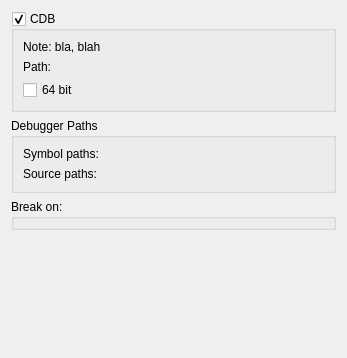
qt-creator/qt-creator, file src/plugins/debugger/cdb/cdboptionspagewidget.ui: the form before one commit.
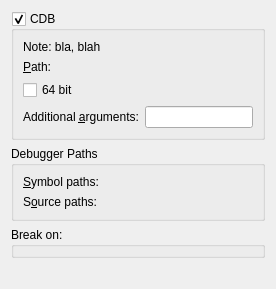
The form after the commit. Custom widgets are drawn as their Qt base class.

Commit message:
Debugger[CDB]: Add setting for additional command line arguments.
to CDB, allowing for extensions, etc.

Diff of the .ui file:
```diff
--- a/src/plugins/debugger/cdb/cdboptionspagewidget.ui
+++ b/src/plugins/debugger/cdb/cdboptionspagewidget.ui
@@ -1,15 +1,7 @@
 <?xml version="1.0" encoding="UTF-8"?>
 <ui version="4.0">
  <class>Debugger::Internal::CdbOptionsPageWidget</class>
- <widget class="QWidget" name="Debugger::Cdb::CdbOptionsPageWidget">
-  <property name="geometry">
-   <rect>
-    <x>0</x>
-    <y>0</y>
-    <width>347</width>
-    <height>358</height>
-   </rect>
-  </property>
+ <widget class="QWidget" name="Debugger::Internal::CdbOptionsPageWidget">
   <layout class="QVBoxLayout" name="verticalLayout">
    <item>
     <layout class="QHBoxLayout" name="horizontalLayout">
@@ -25,7 +17,10 @@
         <item row="1" column="0">
          <widget class="QLabel" name="pathLabel">
           <property name="text">
-           <string>Path:</string>
+           <string>&amp;Path:</string>
+          </property>
+          <property name="buddy">
+           <cstring>pathChooser</cstring>
           </property>
          </widget>
         </item>
@@ -39,7 +34,20 @@
           </property>
          </widget>
         </item>
-        <item row="2" column="0" colspan="2">
+        <item row="3" column="0">
+         <widget class="QLabel" name="additionalArgumentsLabel">
+          <property name="text">
+           <string>Additional &amp;arguments:</string>
+          </property>
+          <property name="buddy">
+           <cstring>additionalArgumentsLineEdit</cstring>
+          </property>
+         </widget>
+        </item>
+        <item row="3" column="1">
+         <widget class="QLineEdit" name="additionalArgumentsLineEdit"/>
+        </item>
+        <item row="2" column="0">
          <widget class="QCheckBox" name="is64BitCheckBox">
           <property name="text">
            <string>64 bit</string>
@@ -63,7 +71,10 @@
       <item row="0" column="0">
        <widget class="QLabel" name="symbolPathLabel">
         <property name="text">
-         <string>Symbol paths:</string>
+         <string>&amp;Symbol paths:</string>
+        </property>
+        <property name="buddy">
+         <cstring>symbolPathListEditor</cstring>
         </property>
        </widget>
       </item>
@@ -73,7 +84,10 @@
       <item row="1" column="0">
        <widget class="QLabel" name="sourcePathLabel">
         <property name="text">
-         <string>Source paths:</string>
+         <string>S&amp;ource paths:</string>
+        </property>
+        <property name="buddy">
+         <cstring>sourcePathListEditor</cstring>
         </property>
        </widget>
       </item>
```
The commit also changes 4 other files.
